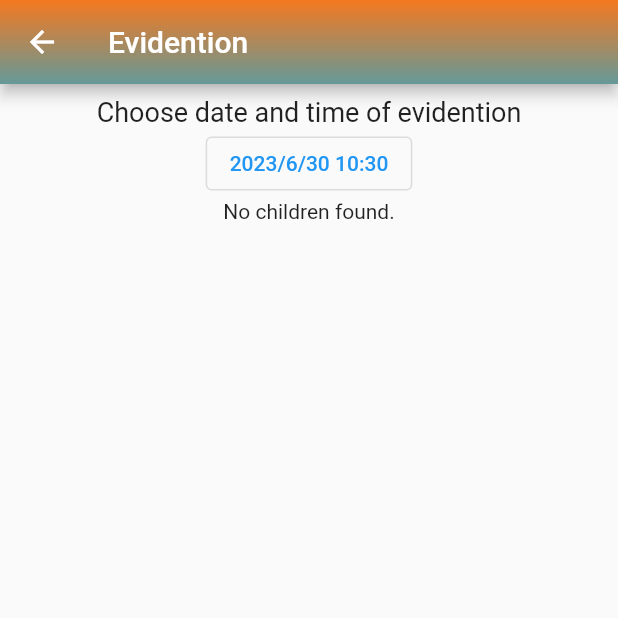
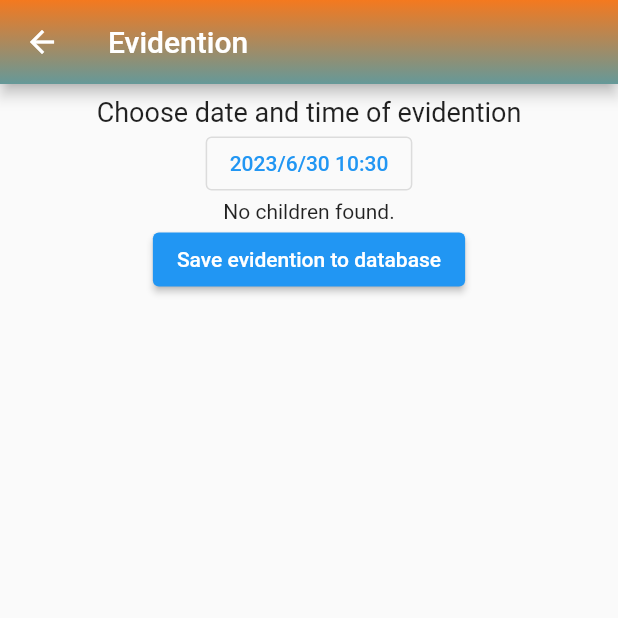
Before and after one commit to skovacic1998/diplomski, a Flutter app: the EvidentionScreen screen opened directly, on a phone screen of 412 x 824 dp, the top half of it. Run offline on Flutter 3.47's test engine with Material 2 defaults, Android fonts, the phone set to English and light mode, and no system bars; our stand-ins replace cloud_firestore, firebase_auth, firebase_core, flutter_riverpod; accounts and stored records are empty.

Commit message:
Creating evidention now works

```diff
--- /dev/null
+++ b/vrtic/lib/models/evidention.dart
@@ -0,0 +1,13 @@
+class Evidention{
+  Evidention({
+    required this.timestamp,
+    required this.children
+  });
+  final int timestamp;
+  late List<dynamic> children = [];
+
+  Map<String, dynamic> toMap() => {
+    'timestamp': timestamp,
+    'children': children
+  };
+}
--- a/vrtic/lib/providers/evidention_provider.dart
+++ b/vrtic/lib/providers/evidention_provider.dart
@@ -4,3 +4,4 @@ import 'package:flutter_riverpod/flutter_riverpod.dart';
 final dateTimeProvider = StateProvider.autoDispose<DateTime>((ref) => DateTime.now());
 
 final selectedChildrenProvider = StateProvider.autoDispose<List<int>>((ref) => []);
+final selectedChildrenObjectsProvider = StateProvider.autoDispose<List<Map<String,dynamic>>>((ref) => []);
--- a/vrtic/lib/reusable_widgets/reusable_widget.dart
+++ b/vrtic/lib/reusable_widgets/reusable_widget.dart
@@ -87,6 +87,7 @@ class ChildObjectListMultiSelect extends ConsumerWidget {
   @override
   Widget build(BuildContext context, WidgetRef ref) {
     final selectedItems = ref.watch(selectedChildrenProvider);
+    final selectedChildren = ref.watch(selectedChildrenObjectsProvider);
 
     return StreamBuilder<QuerySnapshot>(
       stream: FirebaseFirestore.instance.collection('child').snapshots(),
@@ -102,20 +103,20 @@ class ChildObjectListMultiSelect extends ConsumerWidget {
         }
 
         final children = snapshot.data?.docs;
-
         if (children == null || children.isEmpty) {
           return const Text('No children found.');
         }
-
         return SizedBox(
             height: MediaQuery.of(context).size.height * 0.6,
             child: ListView.builder(
               shrinkWrap: true,
               itemCount: children.length,
               itemBuilder: (context, index) {
+                final childId = children[index].id;
                 final child = children[index].data() as Map<String, dynamic>;
                 final childName = child['name'];
                 final childSurname = child['surname'];
+                final actualChild = {'name': childName, 'sex': child['sex'], 'surname': childSurname, 'id': childId};
                 return ListTile(
                   tileColor: selectedItems.contains(index)
                       ? Colors.blue.withOpacity(0.5)
@@ -124,10 +125,18 @@ class ChildObjectListMultiSelect extends ConsumerWidget {
                     if (!selectedItems.contains(index)) {
                       ref.read(selectedChildrenProvider.notifier).state = [...selectedItems, index];
                     }
+                    final isValueUnique = selectedChildren.every((item) => item['id'] != actualChild['id']);
+                    if(isValueUnique){
+                      ref.read(selectedChildrenObjectsProvider.notifier).state = [...selectedChildren, actualChild];
+                    }
                   },
                   onLongPress: () {
                     ref.read(selectedChildrenProvider.notifier).state = [
                       ...selectedItems.where((item) => item != index),
+                    ];
+
+                    ref.read(selectedChildrenObjectsProvider.notifier).state = [
+                      ...selectedChildren.where((item) => item['id'] != actualChild['id']),
                     ];
                   },
                   leading: const Icon(
--- a/vrtic/lib/screens/adding_children_screen.dart
+++ b/vrtic/lib/screens/adding_children_screen.dart
@@ -130,10 +130,8 @@ class AddChildren extends StatelessWidget {
                   surname: surnameController.text,
                   sex: childTypeForSend,
                 );
-                String jsonUser = jsonEncode(newChild);
                 await FirebaseFirestore.instance.collection('child').doc().set(newChild.getMap());
                 await FirebaseFirestore.instance.collection('users').doc(currentUser.uid.toString()).update({"children":FieldValue.arrayUnion([newChild.getMap()])});
-                print(jsonUser);
               },
               style: ButtonStyle(
                 backgroundColor: MaterialStateProperty.resolveWith((states) {
--- a/vrtic/lib/screens/evidention_screen.dart
+++ b/vrtic/lib/screens/evidention_screen.dart
@@ -1,19 +1,34 @@
+import 'package:cloud_firestore/cloud_firestore.dart';
 import 'package:flutter/material.dart';
+import 'package:flutter_riverpod/flutter_riverpod.dart';
+import 'package:vrtic/models/evidention.dart';
+import 'package:vrtic/providers/evidention_provider.dart';
 import 'package:vrtic/reusable_widgets/reusable_widget.dart';
 import 'package:vrtic/screens/custom_datetime_picker.dart';
 
-class EvidentionScreen extends StatelessWidget {
+class EvidentionScreen extends ConsumerWidget {
   const EvidentionScreen({super.key});
 
   @override
-  Widget build(BuildContext context) {
+  Widget build(BuildContext context, WidgetRef ref) {
     return Scaffold(
       appBar: customAppBar('Evidention'),
-      body: const Padding(
-        padding: EdgeInsets.all(8),
+      body: Padding(
+        padding: const EdgeInsets.all(8),
         child: Column(children: [
-          CustomDateTimePicker(),
-          Align(alignment: Alignment.topCenter,child: ChildObjectListMultiSelect()),
+          const CustomDateTimePicker(),
+          const Align(
+              alignment: Alignment.topCenter,
+              child: ChildObjectListMultiSelect()),
+          ElevatedButton(
+            onPressed: () async {
+              Evidention evidention = Evidention(timestamp: ref.read(dateTimeProvider).millisecondsSinceEpoch, children: ref.read(selectedChildrenObjectsProvider));
+              print(evidention.timestamp);
+              print(evidention.children);
+              await FirebaseFirestore.instance.collection('evidentions').doc().set(evidention.toMap());
+            },
+            child: const Text('Save evidention to database'),
+          ),
         ]),
       ),
     );
```
